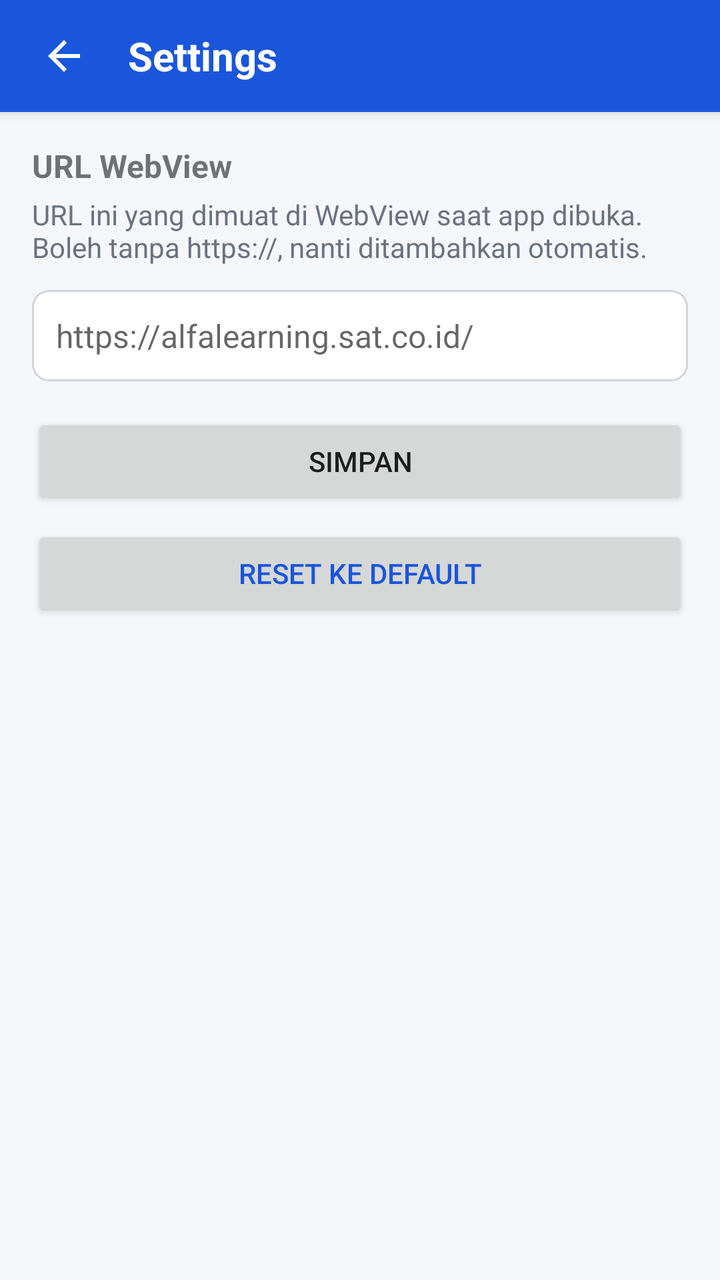
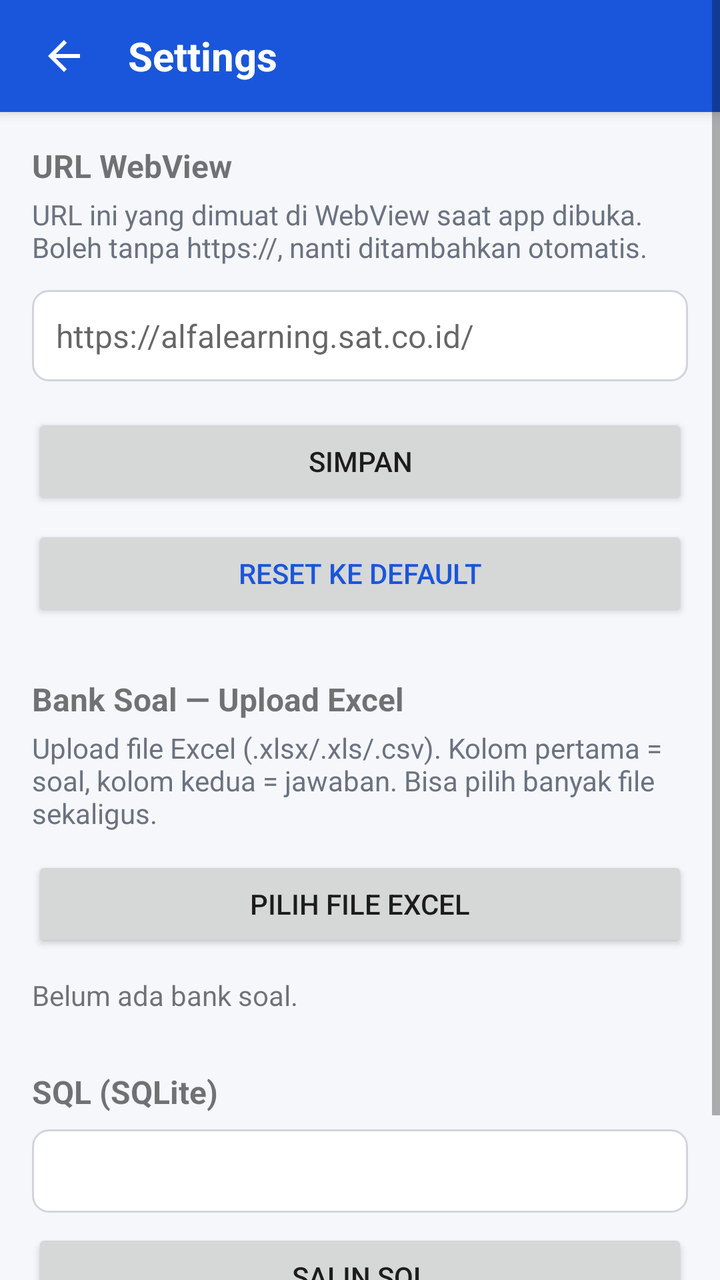

The first picture is an Android layout as it rendered before a commit; the second is the same layout after the commit. The layout source and the unified diff follow.
<!-- AndroidManifest.xml: application theme Theme.RRQuiz -->
<!-- res/layout/activity_settings.xml -->
<?xml version="1.0" encoding="utf-8"?>
<LinearLayout xmlns:android="http://schemas.android.com/apk/res/android"
    android:layout_width="match_parent"
    android:layout_height="match_parent"
    android:background="@color/background"
    android:orientation="vertical">

    
    <LinearLayout
        android:layout_width="match_parent"
        android:layout_height="56dp"
        android:background="@color/header_background"
        android:elevation="4dp"
        android:gravity="center_vertical"
        android:orientation="horizontal"
        android:paddingStart="8dp"
        android:paddingEnd="16dp">

        <ImageButton
            android:id="@+id/btnBack"
            android:layout_width="48dp"
            android:layout_height="48dp"
            android:background="?attr/selectableItemBackgroundBorderless"
            android:contentDescription="@string/back"
            android:src="@drawable/ic_arrow_back" />

        <TextView
            android:layout_width="wrap_content"
            android:layout_height="wrap_content"
            android:layout_marginStart="8dp"
            android:text="@string/settings_title"
            android:textColor="@color/header_text"
            android:textSize="20sp"
            android:textStyle="bold" />

    </LinearLayout>

    <LinearLayout
        android:layout_width="match_parent"
        android:layout_height="wrap_content"
        android:orientation="vertical"
        android:padding="16dp">

        <TextView
            android:layout_width="wrap_content"
            android:layout_height="wrap_content"
            android:text="@string/settings_url_label"
            android:textSize="16sp"
            android:textStyle="bold" />

        <TextView
            android:layout_width="wrap_content"
            android:layout_height="wrap_content"
            android:layout_marginTop="4dp"
            android:text="@string/settings_url_hint_text"
            android:textColor="@color/muted_text"
            android:textSize="14sp" />

        <EditText
            android:id="@+id/inputUrl"
            android:layout_width="match_parent"
            android:layout_height="wrap_content"
            android:layout_marginTop="12dp"
            android:autofillHints="uri"
            android:background="@drawable/bg_input"
            android:hint="@string/settings_url_hint"
            android:importantForAutofill="no"
            android:inputType="textUri"
            android:padding="12dp"
            android:textSize="16sp" />

        <Button
            android:id="@+id/btnSave"
            android:layout_width="match_parent"
            android:layout_height="wrap_content"
            android:layout_marginTop="16dp"
            android:text="@string/save" />

        <Button
            android:id="@+id/btnReset"
            android:layout_width="match_parent"
            android:layout_height="wrap_content"
            android:layout_marginTop="8dp"
            android:text="@string/reset_default"
            android:textColor="@color/accent" />

    </LinearLayout>

</LinearLayout>
<!-- resources referenced by this layout -->
<resources>
  <color name="accent">#1A56DB</color>
  <color name="background">#F5F7FA</color>
  <color name="header_background">#1A56DB</color>
  <color name="header_text">#FFFFFF</color>
  <color name="muted_text">#6B7280</color>
  <!-- drawable bg_input (drawable) -->
  <?xml version="1.0" encoding="utf-8"?>
  <shape xmlns:android="http://schemas.android.com/apk/res/android"
      android:shape="rectangle">
      <solid android:color="@android:color/white" />
      <stroke
          android:width="1dp"
          android:color="@color/input_border" />
      <corners android:radius="8dp" />
  </shape>
  <!-- drawable ic_arrow_back (drawable) -->
  <?xml version="1.0" encoding="utf-8"?>
  <vector xmlns:android="http://schemas.android.com/apk/res/android"
      android:width="24dp"
      android:height="24dp"
      android:viewportWidth="24"
      android:viewportHeight="24"
      android:tint="@color/header_text">
      <path
          android:fillColor="@android:color/white"
          android:pathData="M20,11H7.83l5.59,-5.59L12,4l-8,8 8,8 1.41,-1.41L7.83,13H20v-2z" />
  </vector>
  <string name="back">Kembali</string>
  <string name="reset_default">Reset ke Default</string>
  <string name="save">Simpan</string>
  <string name="settings_title">Settings</string>
  <string name="settings_url_hint">https://alfalearning.sat.co.id/</string>
  <string name="settings_url_hint_text">URL ini yang dimuat di WebView saat app dibuka. Boleh tanpa https://, nanti ditambahkan otomatis.</string>
  <string name="settings_url_label">URL WebView</string>
  <style name="Theme.RRQuiz" parent="Theme.AppCompat.Light.NoActionBar">
          <item name="colorPrimary">@color/accent</item>
          <item name="colorPrimaryDark">@color/accent</item>
          <item name="colorAccent">@color/accent</item>
      </style>
  <color name="input_border">#D1D5DB</color>
</resources>

<!-- the commit's change to res/layout/activity_settings.xml (unified diff, before → after) -->
@@ -1,89 +1,169 @@
 <?xml version="1.0" encoding="utf-8"?>
-<LinearLayout xmlns:android="http://schemas.android.com/apk/res/android"
+<ScrollView xmlns:android="http://schemas.android.com/apk/res/android"
     android:layout_width="match_parent"
     android:layout_height="match_parent"
     android:background="@color/background"
-    android:orientation="vertical">
-
-    
-    <LinearLayout
-        android:layout_width="match_parent"
-        android:layout_height="56dp"
-        android:background="@color/header_background"
-        android:elevation="4dp"
-        android:gravity="center_vertical"
-        android:orientation="horizontal"
-        android:paddingStart="8dp"
-        android:paddingEnd="16dp">
-
-        <ImageButton
-            android:id="@+id/btnBack"
-            android:layout_width="48dp"
-            android:layout_height="48dp"
-            android:background="?attr/selectableItemBackgroundBorderless"
-            android:contentDescription="@string/back"
-            android:src="@drawable/ic_arrow_back" />
-
-        <TextView
-            android:layout_width="wrap_content"
-            android:layout_height="wrap_content"
-            android:layout_marginStart="8dp"
-            android:text="@string/settings_title"
-            android:textColor="@color/header_text"
-            android:textSize="20sp"
-            android:textStyle="bold" />
-
-    </LinearLayout>
+    android:fillViewport="true">
 
     <LinearLayout
         android:layout_width="match_parent"
         android:layout_height="wrap_content"
-        android:orientation="vertical"
-        android:padding="16dp">
+        android:orientation="vertical">
 
-        <TextView
-            android:layout_width="wrap_content"
-            android:layout_height="wrap_content"
-            android:text="@string/settings_url_label"
-            android:textSize="16sp"
-            android:textStyle="bold" />
+        
+        <LinearLayout
+            android:layout_width="match_parent"
+            android:layout_height="56dp"
+            android:background="@color/header_background"
+            android:elevation="4dp"
+            android:gravity="center_vertical"
+            android:orientation="horizontal"
+            android:paddingStart="8dp"
+            android:paddingEnd="16dp">
 
-        <TextView
-            android:layout_width="wrap_content"
-            android:layout_height="wrap_content"
-            android:layout_marginTop="4dp"
-            android:text="@string/settings_url_hint_text"
-            android:textColor="@color/muted_text"
-            android:textSize="14sp" />
+            <ImageButton
+                android:id="@+id/btnBack"
+                android:layout_width="48dp"
+                android:layout_height="48dp"
+                android:background="?attr/selectableItemBackgroundBorderless"
+                android:contentDescription="@string/back"
+                android:src="@drawable/ic_arrow_back" />
 
-        <EditText
-            android:id="@+id/inputUrl"
+            <TextView
+                android:layout_width="wrap_content"
+                android:layout_height="wrap_content"
+                android:layout_marginStart="8dp"
+                android:text="@string/settings_title"
+                android:textColor="@color/header_text"
+                android:textSize="20sp"
+                android:textStyle="bold" />
+
+        </LinearLayout>
+
+        <LinearLayout
             android:layout_width="match_parent"
             android:layout_height="wrap_content"
-            android:layout_marginTop="12dp"
-            android:autofillHints="uri"
-            android:background="@drawable/bg_input"
-            android:hint="@string/settings_url_hint"
-            android:importantForAutofill="no"
-            android:inputType="textUri"
-            android:padding="12dp"
-            android:textSize="16sp" />
+            android:orientation="vertical"
+            android:padding="16dp">
 
-        <Button
-            android:id="@+id/btnSave"
-            android:layout_width="match_parent"
-            android:layout_height="wrap_content"
-            android:layout_marginTop="16dp"
-            android:text="@string/save" />
+            <TextView
+                android:layout_width="wrap_content"
+                android:layout_height="wrap_content"
+                android:text="@string/settings_url_label"
+                android:textSize="16sp"
+                android:textStyle="bold" />
 
-        <Button
-            android:id="@+id/btnReset"
-            android:layout_width="match_parent"
-            android:layout_height="wrap_content"
-            android:layout_marginTop="8dp"
-            android:text="@string/reset_default"
-            android:textColor="@color/accent" />
+            <TextView
+                android:layout_width="wrap_content"
+                android:layout_height="wrap_content"
+                android:layout_marginTop="4dp"
+                android:text="@string/settings_url_hint_text"
+                android:textColor="@color/muted_text"
+                android:textSize="14sp" />
+
+            <EditText
+                android:id="@+id/inputUrl"
+                android:layout_width="match_parent"
+                android:layout_height="wrap_content"
+                android:layout_marginTop="12dp"
+                android:autofillHints="uri"
+                android:background="@drawable/bg_input"
+                android:hint="@string/settings_url_hint"
+                android:importantForAutofill="no"
+                android:inputType="textUri"
+                android:padding="12dp"
+                android:textSize="16sp" />
+
+            <Button
+                android:id="@+id/btnSave"
+                android:layout_width="match_parent"
+                android:layout_height="wrap_content"
+                android:layout_marginTop="16dp"
+                android:text="@string/save" />
+
+            <Button
+                android:id="@+id/btnReset"
+                android:layout_width="match_parent"
+                android:layout_height="wrap_content"
+                android:layout_marginTop="8dp"
+                android:text="@string/reset_default"
+                android:textColor="@color/accent" />
+
+            
+            <TextView
+                android:layout_width="wrap_content"
+                android:layout_height="wrap_content"
+                android:layout_marginTop="28dp"
+                android:text="@string/bank_title"
+                android:textSize="16sp"
+                android:textStyle="bold" />
+
+            <TextView
+                android:layout_width="wrap_content"
+                android:layout_height="wrap_content"
+                android:layout_marginTop="4dp"
+                android:text="@string/bank_hint"
+                android:textColor="@color/muted_text"
+                android:textSize="14sp" />
+
+            <Button
+                android:id="@+id/btnPickExcel"
+                android:layout_width="match_parent"
+                android:layout_height="wrap_content"
+                android:layout_marginTop="12dp"
+                android:text="@string/pick_excel" />
+
+            <TextView
+                android:id="@+id/tvBankStatus"
+                android:layout_width="wrap_content"
+                android:layout_height="wrap_content"
+                android:layout_marginTop="12dp"
+                android:text="@string/bank_empty"
+                android:textSize="14sp" />
+
+            <TableLayout
+                android:id="@+id/tableBankPreview"
+                android:layout_width="match_parent"
+                android:layout_height="wrap_content"
+                android:layout_marginTop="8dp"
+                android:stretchColumns="1,2" />
+
+            <TextView
+                android:layout_width="wrap_content"
+                android:layout_height="wrap_content"
+                android:layout_marginTop="20dp"
+                android:text="@string/sql_label"
+                android:textSize="16sp"
+                android:textStyle="bold" />
+
+            <TextView
+                android:id="@+id/tvSql"
+                android:layout_width="match_parent"
+                android:layout_height="wrap_content"
+                android:layout_marginTop="8dp"
+                android:background="@drawable/bg_input"
+                android:padding="12dp"
+                android:textIsSelectable="true"
+                android:textSize="13sp"
+                android:typeface="monospace" />
+
+            <Button
+                android:id="@+id/btnCopySql"
+                android:layout_width="match_parent"
+                android:layout_height="wrap_content"
+                android:layout_marginTop="8dp"
+                android:text="@string/copy_sql" />
+
+            <Button
+                android:id="@+id/btnClearBank"
+                android:layout_width="match_parent"
+                android:layout_height="wrap_content"
+                android:layout_marginTop="8dp"
+                android:text="@string/clear_bank"
+                android:textColor="@color/accent" />
+
+        </LinearLayout>
 
     </LinearLayout>
 
-</LinearLayout>
+</ScrollView>
<!-- resource entries referenced after the edit -->
@@ -28,12 +28,19 @@
           android:pathData="M20,11H7.83l5.59,-5.59L12,4l-8,8 8,8 1.41,-1.41L7.83,13H20v-2z" />
   </vector>
   <string name="back">Kembali</string>
+  <string name="bank_empty">Belum ada bank soal.</string>
+  <string name="bank_hint">Upload file Excel (.xlsx/.xls/.csv). Kolom pertama = soal, kolom kedua = jawaban. Bisa pilih banyak file sekaligus.</string>
+  <string name="bank_title">Bank Soal — Upload Excel</string>
+  <string name="clear_bank">Hapus Bank Soal</string>
+  <string name="copy_sql">Salin SQL</string>
+  <string name="pick_excel">Pilih File Excel</string>
   <string name="reset_default">Reset ke Default</string>
   <string name="save">Simpan</string>
   <string name="settings_title">Settings</string>
   <string name="settings_url_hint">https://alfalearning.sat.co.id/</string>
   <string name="settings_url_hint_text">URL ini yang dimuat di WebView saat app dibuka. Boleh tanpa https://, nanti ditambahkan otomatis.</string>
   <string name="settings_url_label">URL WebView</string>
+  <string name="sql_label">SQL (SQLite)</string>
   <style name="Theme.RRQuiz" parent="Theme.AppCompat.Light.NoActionBar">
           <item name="colorPrimary">@color/accent</item>
           <item name="colorPrimaryDark">@color/accent</item>
